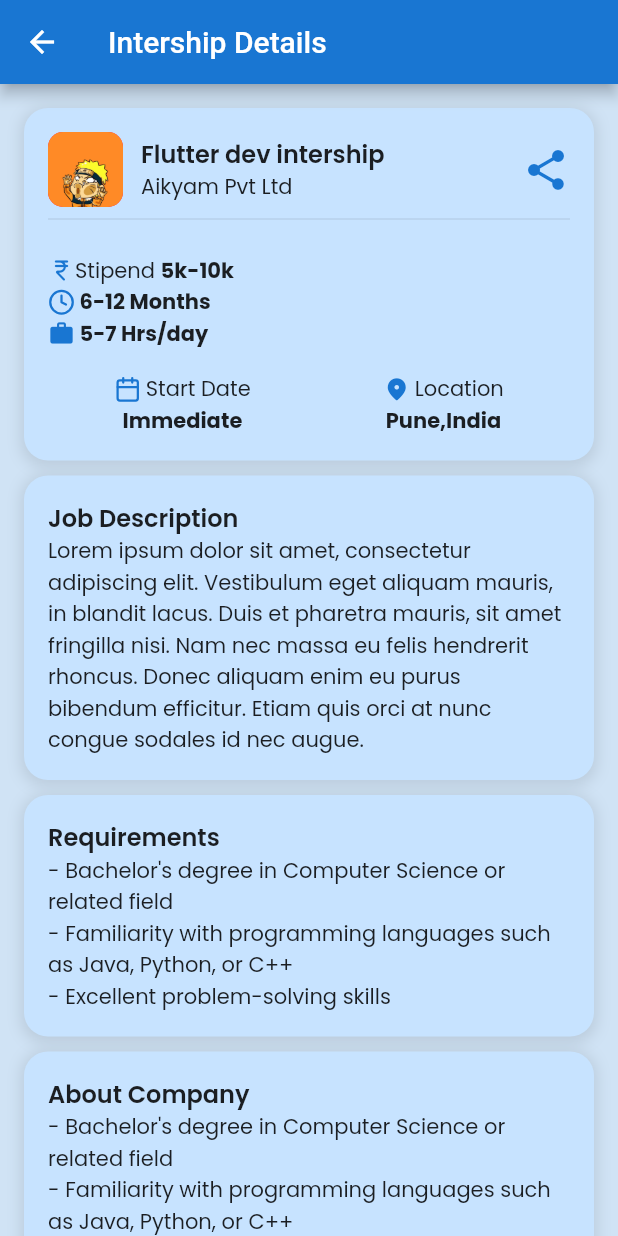
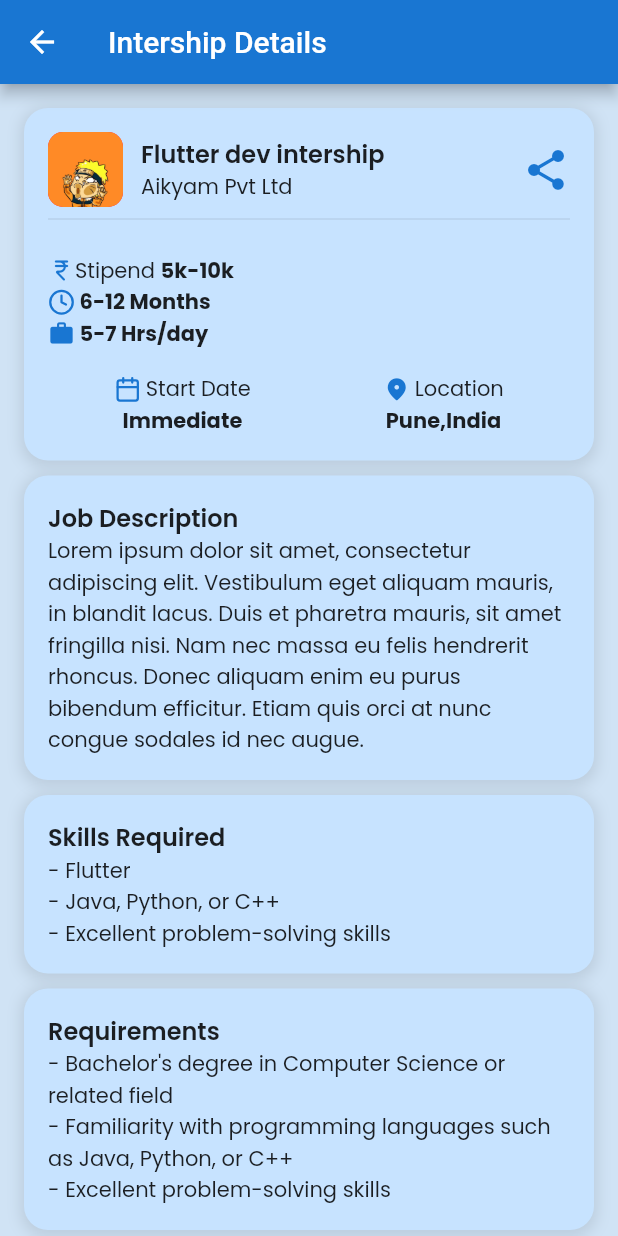
Before and after one commit to The-Blue-BIT-Hackathon/26_SPD, a Flutter app: the IntershipDetails screen opened directly, on a phone screen of 412 x 824 dp. Run offline on Flutter 3.47's test engine with Material 2 defaults, Android fonts, the light colour scheme and no system bars; our stand-ins replace csc_picker, firebase_auth, firebase_core, firebase_storage, flutter_feather_icons, google_fonts and 5 more; accounts and stored records are empty; project files that could hold a hidden picture were left out.

Commit message:
post changes

```diff
--- a/lib/UI/Screens/widgets/viewPost.dart
+++ b/lib/UI/Screens/widgets/viewPost.dart
@@ -246,6 +246,38 @@
               SizedBox(
                 height: 10.0,
               ),
+              Container(
+                width: double.infinity,
+                padding: const EdgeInsets.all(16),
+                decoration: BoxDecoration(
+                  color: kpostColor,
+                  borderRadius: BorderRadius.circular(16),
+                  boxShadow: [
+                    BoxShadow(
+                      color: Colors.black.withOpacity(0.1),
+                      blurRadius: 8,
+                      spreadRadius: 2,
+                      offset: const Offset(0, 2),
+                    ),
+                  ],
+                ),
+                child: Column(
+                  crossAxisAlignment: CrossAxisAlignment.start,
+                  children: [
+                    Text(
+                      'Skills Required',
+                      style: kTextPopM16,
+                    ),
+                    Text(
+                      '- Flutter \n- Java, Python, or C++\n- Excellent problem-solving skills',
+                      style: kTextPopR14,
+                    ),
+                  ],
+                ),
+              ),
+              SizedBox(
+                height: 10.0,
+              ),
               Column(
                 crossAxisAlignment: CrossAxisAlignment.start,
                 children: [
```
